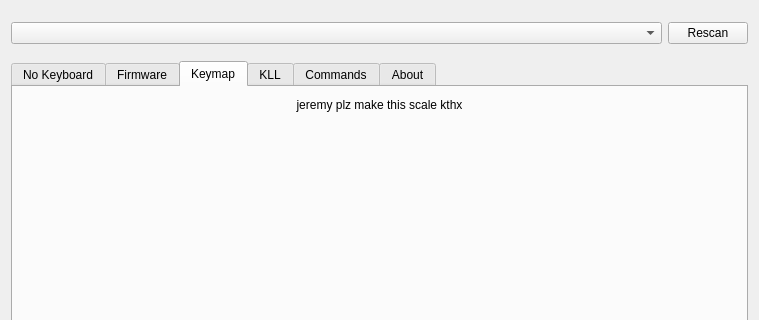
First picture: the form in mainwindow.ui, repository pok3r-custom/Pok3rConf, before the edit; both pictures show x 0 to 759 and y 0 to 320 of the 759 by 531 pixel window.
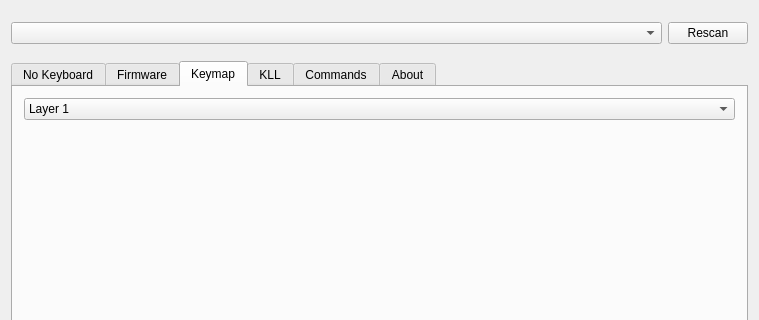
Second picture: the form after the edit. Custom widgets are drawn as their Qt base class.

Diff of the .ui file:
```diff
--- a/mainwindow.ui
+++ b/mainwindow.ui
@@ -206,36 +206,22 @@
        </attribute>
        <layout class="QVBoxLayout" name="verticalLayout_4">
         <item>
-         <widget class="QLabel" name="label">
-          <property name="sizePolicy">
-           <sizepolicy hsizetype="Preferred" vsizetype="Fixed">
-            <horstretch>0</horstretch>
-            <verstretch>0</verstretch>
-           </sizepolicy>
-          </property>
-          <property name="text">
-           <string>jeremy plz make this scale kthx</string>
-          </property>
-          <property name="alignment">
-           <set>Qt::AlignCenter</set>
-          </property>
+         <widget class="QComboBox" name="comboBox">
+          <item>
+           <property name="text">
+            <string>Layer 1</string>
+           </property>
+          </item>
+          <item>
+           <property name="text">
+            <string>Layer N</string>
+           </property>
+          </item>
          </widget>
         </item>
         <item>
          <widget class="QWidget" name="keymapContainer" native="true">
           <layout class="QVBoxLayout" name="verticalLayout_7">
-           <property name="leftMargin">
-            <number>0</number>
-           </property>
-           <property name="topMargin">
-            <number>0</number>
-           </property>
-           <property name="rightMargin">
-            <number>0</number>
-           </property>
-           <property name="bottomMargin">
-            <number>0</number>
-           </property>
            <item>
             <widget class="QWidget" name="keymap" native="true">
              <layout class="QGridLayout" name="gridLayout_4" rowstretch="0" columnstretch="0">
@@ -433,6 +419,14 @@
   <widget class="QStatusBar" name="statusBar"/>
  </widget>
  <layoutdefault spacing="6" margin="11"/>
+ <customwidgets>
+  <customwidget>
+   <class>KeyMap</class>
+   <extends>QWidget</extends>
+   <header>keymap.h</header>
+   <container>1</container>
+  </customwidget>
+ </customwidgets>
  <resources/>
  <connections/>
 </ui>
```
Left out of the diff: 27 changed lines with no effect on the pictures.
